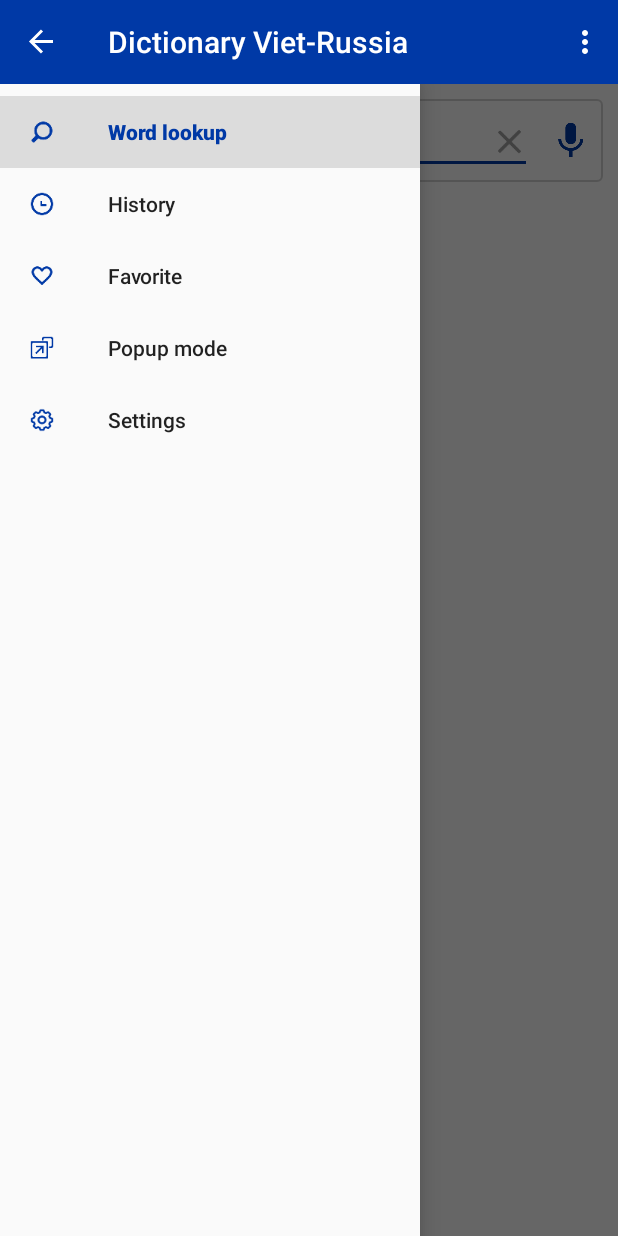
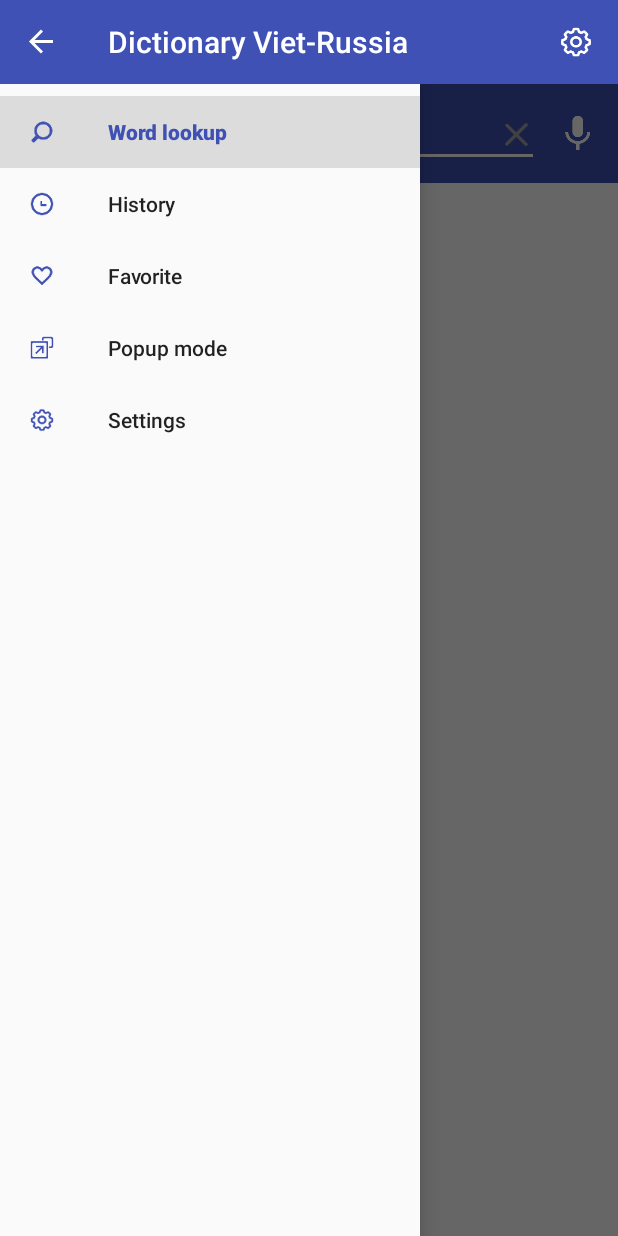
Before and after one commit to HikaruNguyen/Dictionary-ViRu, an Android app: the screen it shows after launch (MainActivity), with the side drawer open, on a phone screen of 412 x 824 dp. Run offline under Robolectric (Android 15) with nearby library versions, the phone set to English and light mode, and no system bars; libraries missing offline, so code that uses them is left out: de.greenrobot.event, org.apache.commons; 1 statement that could not run was skipped.

Commit message:
Change Color

```diff
--- a/app/src/main/res/layout/fragment_home.xml
+++ b/app/src/main/res/layout/fragment_home.xml
@@ -11,11 +11,8 @@
         style="@style/CardViewStyle"
         android:layout_width="match_parent"
         android:layout_height="wrap_content"
-        android:layout_marginBottom="@dimen/margin_5dp"
-        android:layout_marginLeft="@dimen/margin_10dp"
-        android:layout_marginRight="@dimen/margin_10dp"
-        android:layout_marginTop="@dimen/margin_10dp"
-        android:background="@drawable/bg_frame_white">
+        android:background="@color/colorPrimary"
+        android:padding="@dimen/margin_5dp">
 
         <RelativeLayout
             android:layout_width="match_parent"
@@ -28,13 +25,15 @@
                 android:layout_height="wrap_content"
                 android:layout_centerVertical="true"
                 android:layout_toLeftOf="@+id/imgSearchVoice"
-                android:backgroundTint="@color/colorPrimary"
+                android:backgroundTint="@color/white"
                 android:drawableRight="@mipmap/ic_delete_search"
                 android:focusable="true"
                 android:focusableInTouchMode="true"
                 android:hint="@string/search"
                 android:imeOptions="actionSearch"
                 android:maxLines="1"
+                android:textColor="@color/white"
+                android:textColorHint="@color/bg_gray_dark"
                 android:textSize="@dimen/text_size_15sp" />
 
             <ImageView
@@ -45,7 +44,7 @@
                 android:layout_centerVertical="true"
                 android:layout_marginLeft="@dimen/margin_10dp"
                 android:src="@mipmap/ic_voice"
-                android:tint="@color/colorPrimary" />
+                android:tint="@color/white" />
         </RelativeLayout>
 
 
--- a/app/src/main/res/menu/main.xml
+++ b/app/src/main/res/menu/main.xml
@@ -5,5 +5,6 @@
         android:id="@+id/action_settings"
         android:orderInCategory="100"
         android:title="@string/action_settings"
-        app:showAsAction="never" />
+        android:icon="@mipmap/ic_setting"
+        app:showAsAction="always" />
 </menu>
--- a/app/src/main/res/values/colors.xml
+++ b/app/src/main/res/values/colors.xml
@@ -1,9 +1,9 @@
 <?xml version="1.0" encoding="utf-8"?>
 <resources>
-    <color name="colorPrimary">#0039A6</color>
-    <color name="colorPrimaryDark">#003291</color>
+    <color name="colorPrimary">#3F51B5</color>
+    <color name="colorPrimaryDark">#3949AB</color>
     <color name="colorAccent">#D52B1E</color>
-    <color name="colorToobar">#0039A6</color>
+    <color name="colorToobar">#3F51B5</color>
     <color name="black">#000000</color>
     <color name="white">#ffffff</color>
     <color name="bg_gray">#F7F7F7</color>
--- a/app/src/main/res/xml/ecomerce_tracker.xml
+++ /dev/null
@@ -1,5 +0,0 @@
-<?xml version="1.0" encoding="utf-8"?>
-<resources>
-    <integer name="ga_sessionTimeout">60</integer>
-    <string name="ga_trackingId">UA-55185309-2</string>
-</resources>
```
Also changed, not shown: app/src/main/java/com/dictionary/viru/activity/MainActivity.java (+3 -10 lines), app/src/main/res/xml/app_tracker.xml (deleted, +0 -29 lines), app/src/main/res/xml/global_tracker.xml (deleted, +0 -15 lines), 1 other file.
